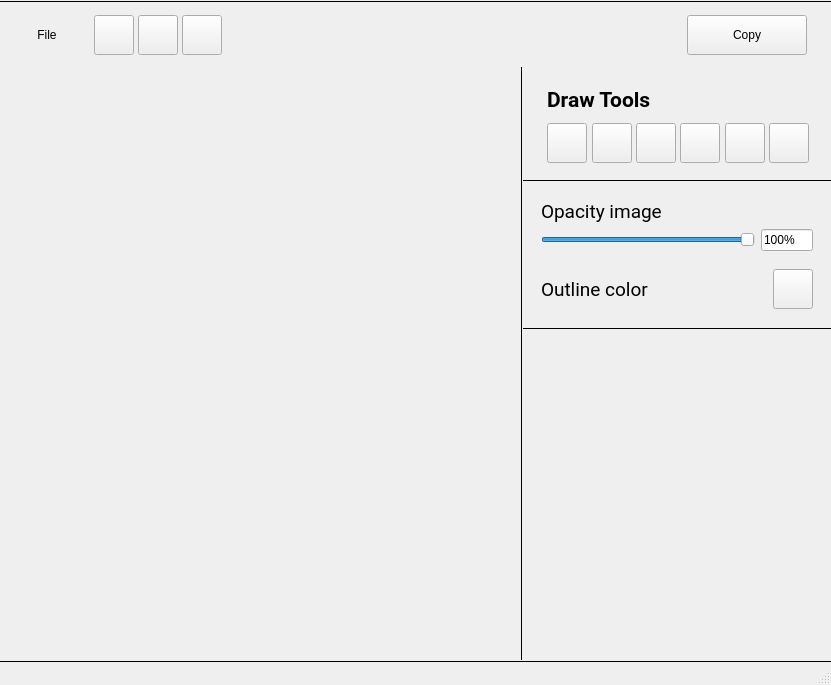
Old version of the form MainWindow.ui in the repository gigizashagy/PhotoEditor.
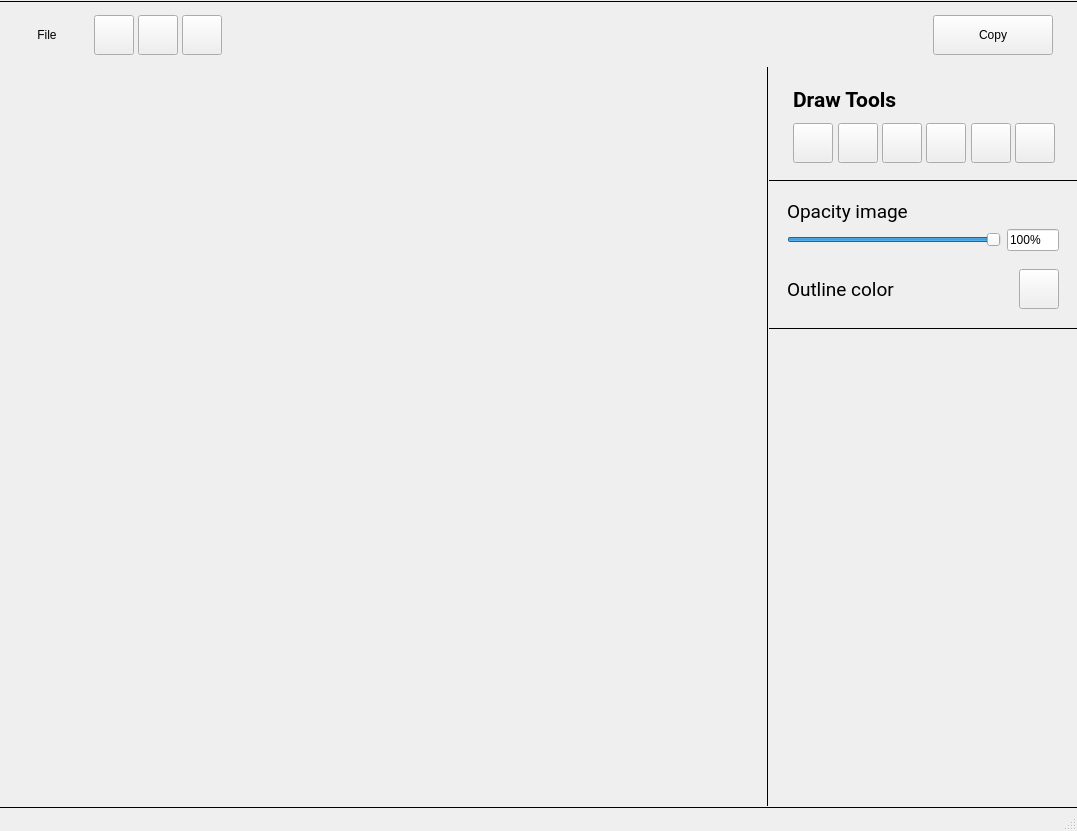
New version of the form. Icons and pictures are not drawn.

What changed in the file:
```diff
--- a/MainWindow.ui
+++ b/MainWindow.ui
@@ -6,8 +6,8 @@
    <rect>
     <x>0</x>
     <y>0</y>
-    <width>831</width>
-    <height>685</height>
+    <width>1077</width>
+    <height>831</height>
    </rect>
   </property>
   <property name="windowTitle">
@@ -273,8 +273,8 @@
          </property>
          <property name="geometry">
           <rect>
-           <x>35</x>
-           <y>42</y>
+           <x>158</x>
+           <y>115</y>
            <width>445</width>
            <height>507</height>
           </rect>
@@ -294,8 +294,8 @@
          <widget class="QWidget" name="verticalLayoutWidget">
           <property name="geometry">
            <rect>
-            <x>10</x>
-            <y>10</y>
+            <x>-80</x>
+            <y>-30</y>
             <width>1656</width>
             <height>928</height>
            </rect>
```
Left out of the diff: 19 changed lines with no effect on the pictures.
